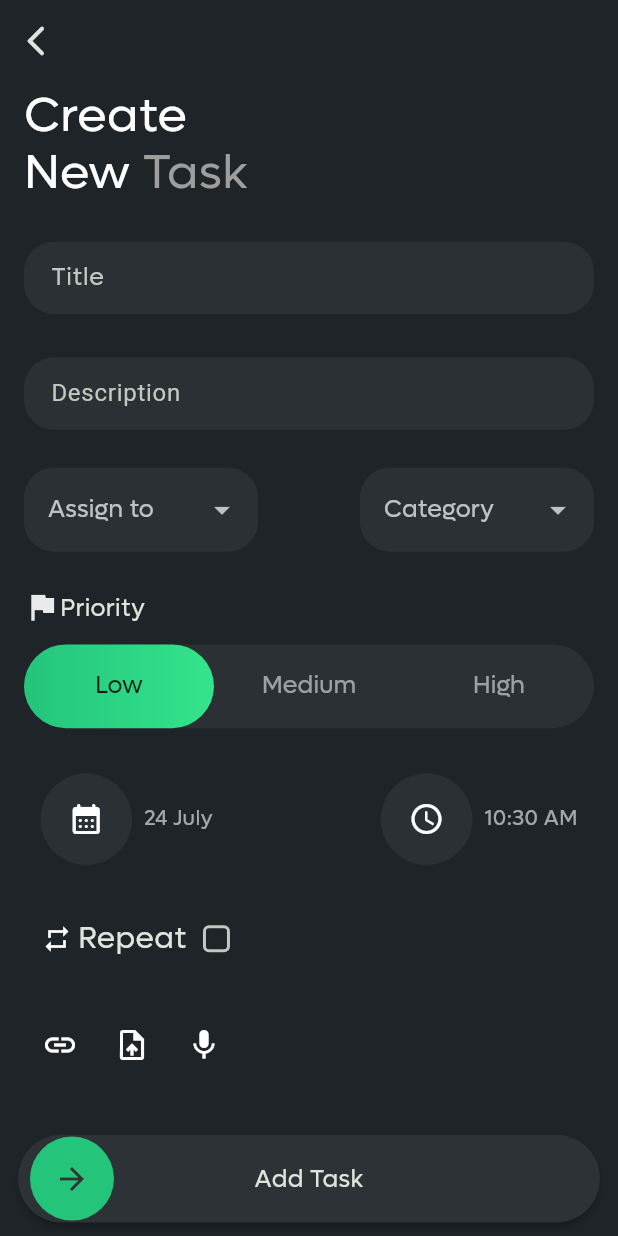
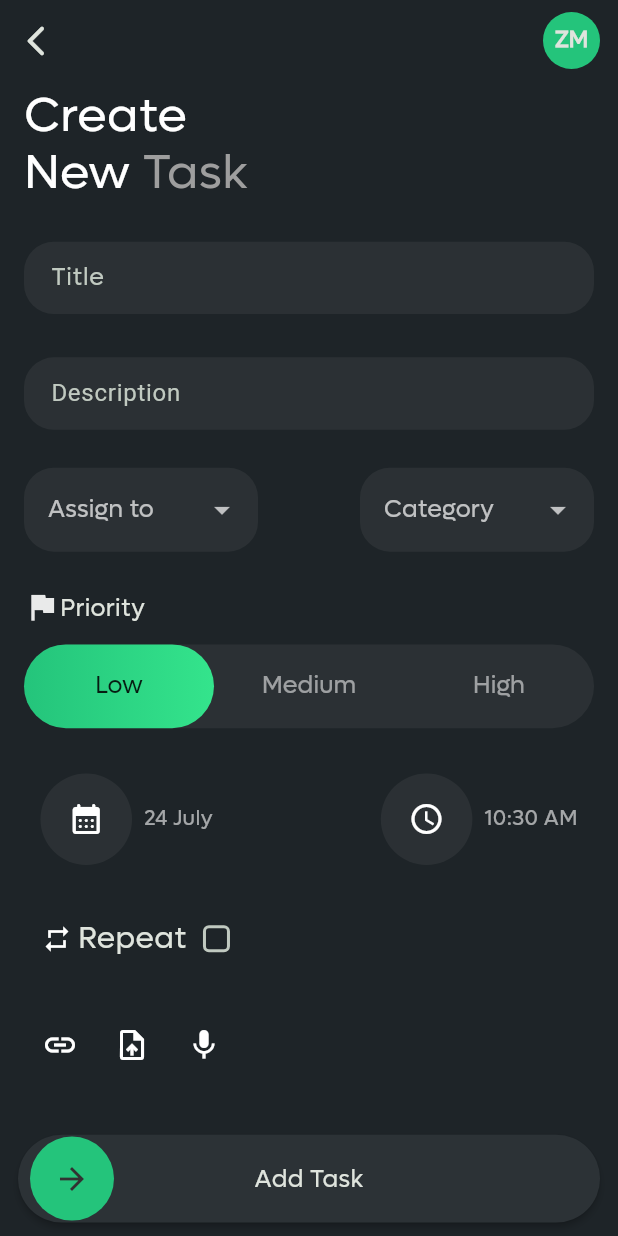
Before and after one commit to ZaynMeledath/turningpoint_tms, a Flutter app: the TasksHome screen opened directly, item 2 of the bottom bar chosen, after a tap on the "add task" icon, on a phone screen of 412 x 824 dp. Run offline on Flutter 3.47's test engine with Material 3 defaults, Android fonts, the light colour scheme and no system bars; drawn by our look-alikes of flutter_animate, slide_to_act; our stand-ins replace animated_bottom_navigation_bar, fl_chart, flutter_screenutil, get, google_fonts, lottie and 1 more; accounts and stored records are empty.

Commit message:
Added avatar on screens

```diff
--- a/lib/utils/widgets/my_app_bar.dart
+++ b/lib/utils/widgets/my_app_bar.dart
@@ -3,12 +3,14 @@ import 'package:flutter_screenutil/flutter_screenutil.dart';
 import 'package:get/get.dart';
 import 'package:google_fonts/google_fonts.dart';
 import 'package:turning_point_tasks_app/utils/flight_shuttle_builder.dart';
+import 'package:turning_point_tasks_app/utils/widgets/name_letter_avatar.dart';
 
 AppBar myAppBar({
   required BuildContext context,
   required String title,
   Color? backgroundColor,
   Color? foregroundColor,
+  bool profileAvatar = false,
   bool implyLeading = true,
 }) {
   return AppBar(
@@ -58,6 +60,18 @@ AppBar myAppBar({
             //       curve: Curves.elasticOut,
             //     ),
             ),
+        Expanded(
+          child: Align(
+            alignment: Alignment.centerRight,
+            child: Padding(
+              padding: EdgeInsets.only(right: 12.w),
+              child: nameLetterAvatar(
+                firstName: 'Zayn',
+                lastName: 'Meledath',
+              ),
+            ),
+          ),
+        ),
       ],
     ),
   );
--- a/lib/utils/widgets/name_letter_avatar.dart
+++ b/lib/utils/widgets/name_letter_avatar.dart
@@ -13,8 +13,8 @@ Widget nameLetterAvatar({
       lastName.trim().isNotEmpty ? lastName.characters.first : '';
 
   return Container(
-    width: circleDiameter ?? 40.w,
-    height: circleDiameter ?? 40.w,
+    width: circleDiameter ?? 38.w,
+    height: circleDiameter ?? 38.w,
     decoration: BoxDecoration(
       shape: BoxShape.circle,
       color: backgroundColor ?? AppColor.themeGreen,
--- a/lib/view/task_management/home/tasks_dashboard.dart
+++ b/lib/view/task_management/home/tasks_dashboard.dart
@@ -1,5 +1,6 @@
 import 'package:fl_chart/fl_chart.dart';
 import 'package:flutter/material.dart';
+import 'package:turning_point_tasks_app/constants/app_constants.dart';
 
 class TasksDashboard extends StatelessWidget {
   const TasksDashboard({super.key});
@@ -50,7 +51,7 @@ class TasksDashboard extends StatelessWidget {
                           toY: 6,
                           fromY: 0,
                           width: 15,
-                          color: Colors.green,
+                          color: AppColor.themeGreen,
                         ),
                       ],
                     ),
--- a/lib/view/task_management/home/tasks_home.dart
+++ b/lib/view/task_management/home/tasks_home.dart
@@ -17,7 +17,7 @@ class TasksHome extends StatefulWidget {
 }
 
 class _TasksHomeState extends State<TasksHome> {
-  int activeIndex = 0;
+  int activeIndex = 3;
 
   final widgetList = [
     const TasksDashboard(),
```
